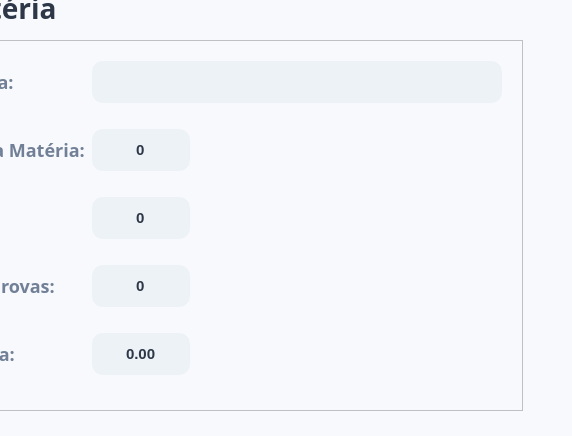
This is v2/UI/MainWindow - eng.software.ui in renancorreia27/Gestor-Academico as Qt 5 draws it before an edit; both pictures show x 488 to 1060 and y 90 to 526 of the 1060 by 734 pixel window. The edited form follows.
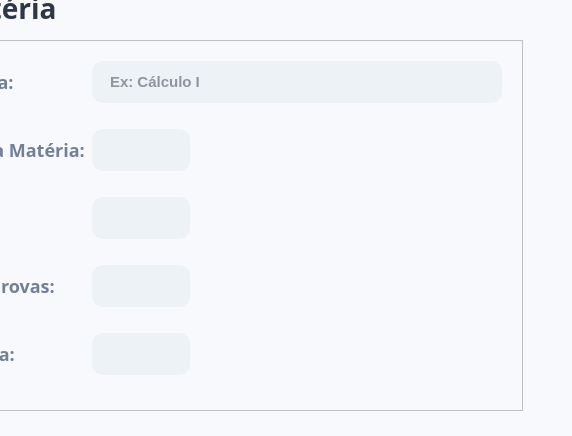
This is the edited form. The open tabs and pages were chosen to show the change. Icons and pictures are not drawn.

Commit message: Placeholders adicionados as caixas de texto

```diff
--- a/v2/UI/MainWindow - eng.software.ui
+++ b/v2/UI/MainWindow - eng.software.ui
@@ -1226,6 +1226,9 @@
            <property name="frame">
             <bool>true</bool>
            </property>
+           <property name="placeholderText">
+            <string>Ex: Cálculo I</string>
+           </property>
           </widget>
          </item>
          <item row="1" column="0">
@@ -1314,6 +1317,9 @@
            <property name="buttonSymbols">
             <enum>QAbstractSpinBox::NoButtons</enum>
            </property>
+           <property name="specialValueText">
+            <string> </string>
+           </property>
           </widget>
          </item>
          <item row="2" column="1">
@@ -1330,6 +1336,9 @@
            <property name="buttonSymbols">
             <enum>QAbstractSpinBox::NoButtons</enum>
            </property>
+           <property name="specialValueText">
+            <string> </string>
+           </property>
           </widget>
          </item>
          <item row="1" column="1">
@@ -1346,6 +1355,9 @@
            <property name="buttonSymbols">
             <enum>QAbstractSpinBox::NoButtons</enum>
            </property>
+           <property name="specialValueText">
+            <string> </string>
+           </property>
            <property name="maximum">
             <number>99999</number>
            </property>
@@ -1365,6 +1377,9 @@
            <property name="buttonSymbols">
             <enum>QAbstractSpinBox::NoButtons</enum>
            </property>
+           <property name="specialValueText">
+            <string> </string>
+           </property>
            <property name="maximum">
             <double>10.000000000000000</double>
            </property>
```
Left out of the diff: 17 changed lines with no effect on the pictures. The commit also changes 5 other files.
